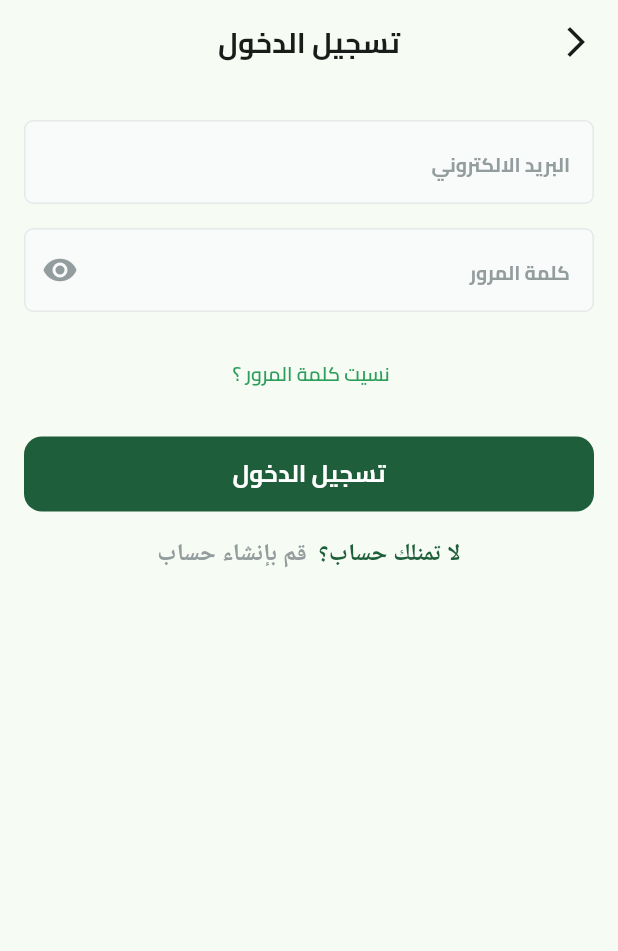
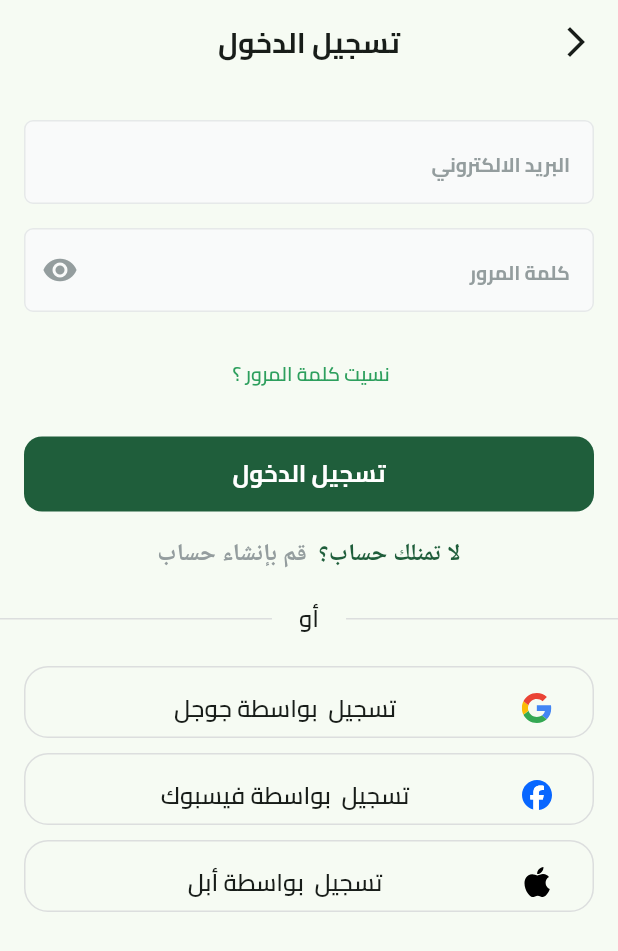
Before and after one commit to Mohamed-khaled0/Flutter-E-commerce-App, a Flutter app: the screen it shows after launch, after a tap on "تخط", on a phone screen of 412 x 824 dp. Shown: the top 951 px of the screen. Run offline on Flutter 3.47's test engine with Material 3 defaults, Android fonts, the phone set to English and light mode, and no system bars; our stand-ins replace dots_indicator, flutter_svg.

Commit message:
Create login social media buttons

```diff
--- /dev/null
+++ b/lib/core/widgets/dont_have_account.dart
@@ -0,0 +1,28 @@
+import 'package:e_commerce/core/utils/app_colors.dart';
+import 'package:e_commerce/core/utils/app_text_styles.dart';
+import 'package:flutter/material.dart';
+
+class DontHaveAnAccountWidget extends StatelessWidget {
+  const DontHaveAnAccountWidget({
+    super.key,
+  });
+
+  @override
+  Widget build(BuildContext context) {
+    return Text.rich(
+      TextSpan(
+        children: [
+          TextSpan(
+            text: 'لا تمنلك حساب؟ ',
+            style:
+                TextStyles.semiBold16.copyWith(color: AppColors.primaryColor),
+          ),
+          TextSpan(
+            text: ' قم بإنشاء حساب',
+            style: TextStyles.semiBold16.copyWith(color: Color(0XFF949D9E)),
+          ),
+        ],
+      ),
+    );
+  }
+}
--- /dev/null
+++ b/lib/core/widgets/or_divider.dart
@@ -0,0 +1,35 @@
+import 'package:e_commerce/core/utils/app_text_styles.dart';
+import 'package:flutter/material.dart';
+
+class OrDivider extends StatelessWidget {
+  const OrDivider({super.key});
+
+  @override
+  Widget build(BuildContext context) {
+    return const Row(
+      children: [
+        Expanded(
+          child: Divider(
+            color: Color(0xFFDCDEDE),
+          ),
+        ),
+        SizedBox(
+          width: 18,
+        ),
+        Text(
+          'أو',
+          textAlign: TextAlign.center,
+          style: TextStyles.semiBold16,
+        ),
+        SizedBox(
+          width: 18,
+        ),
+        Expanded(
+          child: Divider(
+            color: Color(0xFFDCDEDE),
+          ),
+        ),
+      ],
+    );
+  }
+}
--- /dev/null
+++ b/lib/core/widgets/social_login_button.dart
@@ -0,0 +1,48 @@
+import 'package:e_commerce/core/utils/app_text_styles.dart';
+import 'package:e_commerce/core/utils/constants.dart';
+import 'package:flutter/material.dart';
+import 'package:flutter_svg/flutter_svg.dart';
+
+class SocialLoginButton extends StatelessWidget {
+  const SocialLoginButton(
+      {super.key,
+      required this.icon,
+      required this.title,
+      required this.onPressed});
+
+  final String icon;
+  final String title;
+  final VoidCallback onPressed;
+  @override
+  Widget build(BuildContext context) {
+    return Padding(
+      padding: const EdgeInsets.symmetric(horizontal: kHorizintalPadding),
+      child: SizedBox(
+          width: double.infinity,
+          height: 48,
+          child: TextButton(
+            style: TextButton.styleFrom(
+              shape: RoundedRectangleBorder(
+                borderRadius: BorderRadius.circular(16),
+                side: BorderSide(
+                  color: Color(0xffdcdede),
+                  width: 1,
+                ),
+              ),
+            ),
+            onPressed: onPressed,
+            child: ListTile(
+              visualDensity: const VisualDensity(
+                vertical: VisualDensity.minimumDensity,
+              ),
+              leading: SvgPicture.asset(icon),
+              title: Text(
+                title,
+                textAlign: TextAlign.center,
+                style: TextStyles.semiBold16,
+              ),
+            ),
+          )),
+    );
+  }
+}
--- a/lib/features/auth/presentation/views/widgets/login_view_body.dart
+++ b/lib/features/auth/presentation/views/widgets/login_view_body.dart
@@ -1,9 +1,14 @@
 import 'package:e_commerce/core/utils/app_colors.dart';
+import 'package:e_commerce/core/utils/app_images.dart';
 import 'package:e_commerce/core/utils/app_text_styles.dart';
 import 'package:e_commerce/core/utils/constants.dart';
 import 'package:e_commerce/core/widgets/custom_button.dart';
 import 'package:e_commerce/core/widgets/custom_text_field.dart';
+import 'package:e_commerce/core/widgets/dont_have_account.dart';
+import 'package:e_commerce/core/widgets/or_divider.dart';
+import 'package:e_commerce/core/widgets/social_login_button.dart';
 import 'package:flutter/material.dart';
+import 'package:flutter_svg/flutter_svg.dart';
 
 class LoginViewBody extends StatelessWidget {
   const LoginViewBody({super.key});
@@ -46,22 +51,34 @@ class LoginViewBody extends StatelessWidget {
           SizedBox(
             height: 16,
           ),
-          Text.rich(
-            TextSpan(
-              children: [
-                TextSpan(
-                  text: 'لا تمنلك حساب؟ ',
-                  style: TextStyles.semiBold16
-                      .copyWith(color: AppColors.primaryColor),
-                ),
-                TextSpan(
-                  text: ' قم بإنشاء حساب',
-                  style:
-                      TextStyles.semiBold16.copyWith(color: Color(0XFF949D9E)),
-                ),
-              ],
-            ),
+          DontHaveAnAccountWidget(),
+          SizedBox(
+            height: 20,
           ),
+          OrDivider(),
+          SizedBox(
+            height: 20,
+          ),
+          SocialLoginButton(
+              icon: Assets.imagesGoogleIcon,
+              title: 'تسجيل  بواسطة جوجل',
+              onPressed: () {}),
+          SizedBox(
+            height: 10,
+          ),
+          SocialLoginButton(
+            icon: Assets.imagesFacebookIcon,
+            title: 'تسجيل  بواسطة فيسبوك',
+            onPressed: () {},
+          ),
+          SizedBox(
+            height: 10,
+          ),
+          SocialLoginButton(
+            icon: Assets.imagesApplIcon,
+            title: 'تسجيل  بواسطة أبل',
+            onPressed: () {},
+          )
         ],
       ),
     );
```
